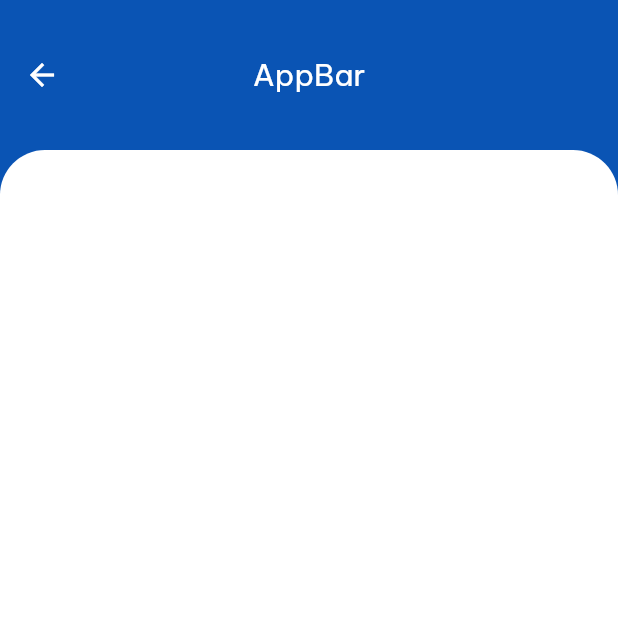
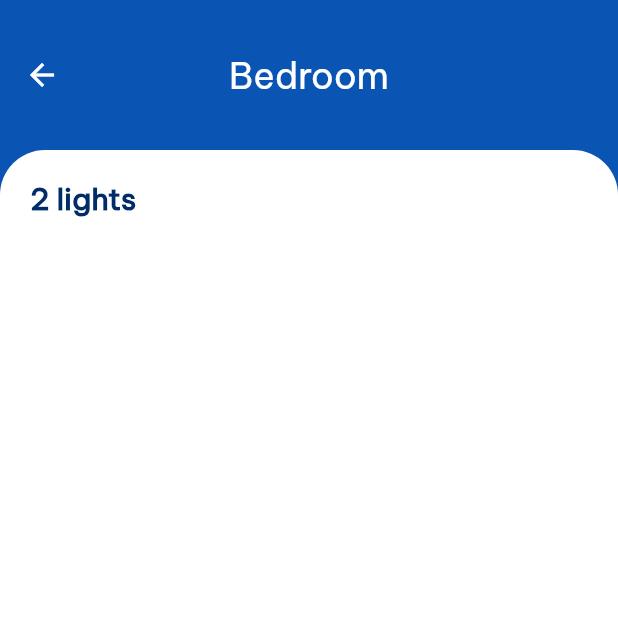
Before and after one commit to Mayank-9018/SmartHome, a Flutter app: the screen it shows after launch, after a tap on "Bedroom", on a phone screen of 412 x 824 dp, the top half of it. Run offline on Flutter 3.47's test engine with Material 2 defaults, Android fonts, the phone set to English and light mode, and no system bars.

Commit message:
Send Room to RoomControl

```diff
--- a/lib/components/room_card.dart
+++ b/lib/components/room_card.dart
@@ -14,7 +14,7 @@ class RoomCard extends StatelessWidget {
   Widget build(BuildContext context) {
     return GestureDetector(
       onTap: () => Provider.of<NavigationManager>(context, listen: false)
-          .updateLayout(const RoomControlHeader(), const RoomControlBody()),
+          .updateLayout(RoomControlHeader(room), RoomControlBody(room)),
       child: LayoutBuilder(
         builder: (context, constraints) {
           return Container(
--- a/lib/res/text_styles.dart
+++ b/lib/res/text_styles.dart
@@ -23,3 +23,8 @@ const TextStyle allRoomStyle = TextStyle(
   fontWeight: FontWeight.bold,
   color: Color(0xFF002D67),
 );
+
+const TextStyle appBarRoomNameStyle = TextStyle(
+  fontSize: 24,
+  color: Color(0xFFFFFFFF),
+);
--- a/lib/screens/room_control.dart
+++ b/lib/screens/room_control.dart
@@ -1,9 +1,12 @@
 import 'package:flutter/material.dart';
 import 'package:provider/provider.dart';
 import 'package:smart_home/models/navigation.dart';
+import 'package:smart_home/models/room.dart';
+import 'package:smart_home/res/text_styles.dart';
 
 class RoomControlHeader extends StatelessWidget {
-  const RoomControlHeader({Key? key}) : super(key: key);
+  final Room room;
+  const RoomControlHeader(this.room, {Key? key}) : super(key: key);
 
   @override
   Widget build(BuildContext context) {
@@ -17,8 +20,9 @@ class RoomControlHeader extends StatelessWidget {
           color: Colors.white,
           onPressed: () => backBtnPressed(context),
         ),
-        title: const Text(
-          "AppBar",
+        title: Text(
+          room.name,
+          style: appBarRoomNameStyle,
         ),
         toolbarHeight: 100,
       ),
@@ -31,10 +35,23 @@ class RoomControlHeader extends StatelessWidget {
 }
 
 class RoomControlBody extends StatelessWidget {
-  const RoomControlBody({Key? key}) : super(key: key);
+  final Room room;
+  const RoomControlBody(this.room, {Key? key}) : super(key: key);
 
   @override
   Widget build(BuildContext context) {
-    return ListView();
+    return Column(
+      crossAxisAlignment: CrossAxisAlignment.start,
+      children: [
+        Padding(
+          padding: const EdgeInsets.fromLTRB(20, 20, 20, 10),
+          child: Text(
+            '${room.lights} lights',
+            style: allRoomStyle,
+          ),
+        ),
+        Expanded(child: ListView()),
+      ],
+    );
   }
 }
```
